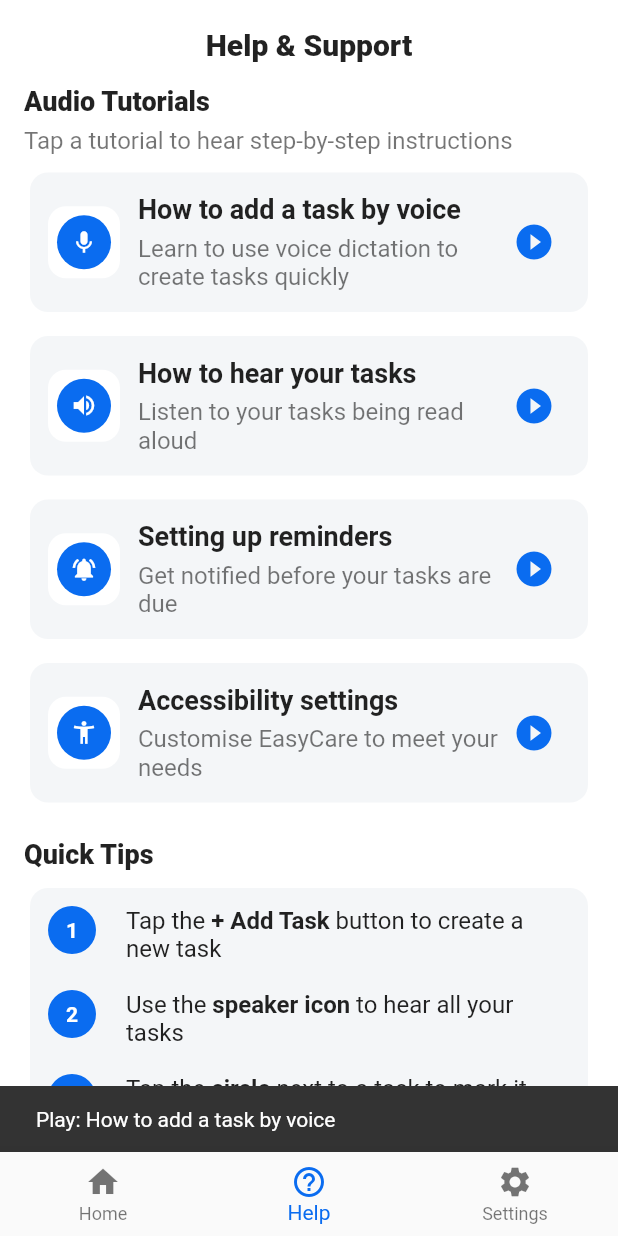
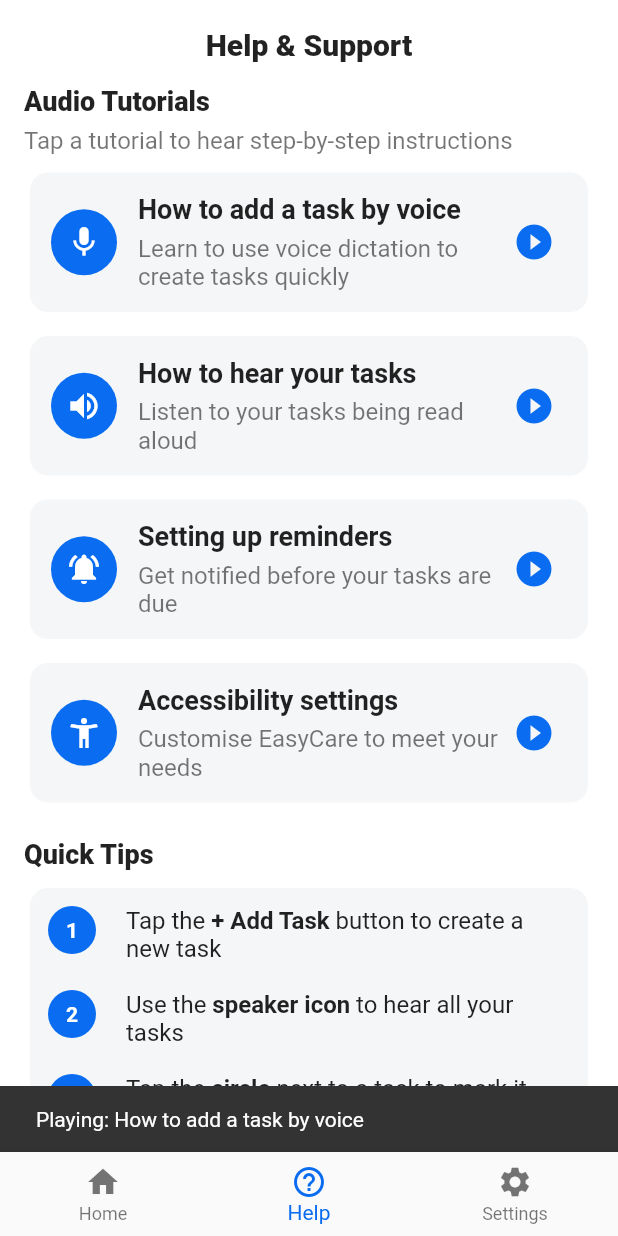
Before and after one commit to YangMin1022/easycare_to_do_app, a Flutter app: the TaskListHome screen opened directly, item 2 of the bottom bar chosen, after a tap on the "play circle filled" icon, on a phone screen of 412 x 824 dp. Run offline on Flutter 3.47's test engine with Material 3 defaults, Android fonts, the phone set to English and light mode, and no system bars; our stand-ins replace drift, flutter_local_notifications, flutter_timezone, flutter_tts, shared_preferences, speech_to_text and 1 more; accounts and stored records are empty; generated files the repository leaves out were written again.

Commit message:
feat(help): Integrate TTS audio tutorials and enlarge the icons

```diff
--- a/lib/help_screen.dart
+++ b/lib/help_screen.dart
@@ -1,5 +1,6 @@
 // lib/help_screen.dart
 import 'package:flutter/material.dart';
+import 'services/tts_service.dart';
 
 // Style constants used in the HelpScreen.
 const Color kPrimaryBlue = Color(0xFF0A6CF0);
@@ -38,24 +39,28 @@ class HelpScreen extends StatelessWidget {
                 icon: Icons.mic,
                 title: 'How to add a task by voice',
                 subtitle: 'Learn to use voice dictation to create tasks quickly',
+                spokenText: 'To add a task by voice, tap the Add Task button on the home screen. Then tap the microphone button and speak your task naturally. For example, say "Take medication at 8 AM". When you finish speaking, tap the microphone again to stop. You can edit the transcript before saving.',
               ),
               SizedBox(height: 8),
               _TutorialCard(
                 icon: Icons.volume_up,
                 title: 'How to hear your tasks',
                 subtitle: 'Listen to your tasks being read aloud',
+                spokenText: 'To hear your tasks read aloud, go to the home screen and tap the speaker button at the top right. All your pending tasks will be read out loud. You can adjust the voice speed and volume in Settings.',
               ),
               SizedBox(height: 8),
               _TutorialCard(
                 icon: Icons.notifications_active,
                 title: 'Setting up reminders',
                 subtitle: 'Get notified before your tasks are due',
+                spokenText: 'When adding or editing a task, you can set a reminder. Choose how many hours or days before the task you want to be notified. Make sure notifications are enabled in Settings.',
               ),
               SizedBox(height: 8),
               _TutorialCard(
                 icon: Icons.accessibility_new,
                 title: 'Accessibility settings',
                 subtitle: 'Customise EasyCare to meet your needs',
+                spokenText: 'In Settings, you can adjust font size, and control text-to-speech settings. All settings are designed to make EasyCare easier to use.',
               ),
               SizedBox(height: 20),
 
@@ -143,25 +148,44 @@ class _TutorialCard extends StatelessWidget {
   final IconData icon;
   final String title;
   final String subtitle;
+  final String spokenText;
 
   const _TutorialCard({
     required this.icon,
     required this.title,
     required this.subtitle,
+    required this.spokenText,
   });
 
   @override
   Widget build(BuildContext context) {
+    return ValueListenableBuilder<bool>(
+      valueListenable: TtsService().isSpeakingNotifier,
+      builder: (context, isSpeaking, child) {
+
+        // Helper function to handle the toggle logic
+        void handleTap() async {
+          if (isSpeaking) {
+            await TtsService().stop();
+            if (context.mounted) {
+              ScaffoldMessenger.of(context).hideCurrentSnackBar();
+              ScaffoldMessenger.of(context).showSnackBar(const SnackBar(content: Text('Audio stopped.')));
+            }
+          } else {
+            if (context.mounted) {
+              ScaffoldMessenger.of(context).hideCurrentSnackBar();
+              ScaffoldMessenger.of(context).showSnackBar(SnackBar(content: Text('Playing: $title')));
+            }
+            await TtsService().speak(spokenText);
+          }
+        }
         return Card(
           color: kSurfaceGrey,
           shape: RoundedRectangleBorder(borderRadius: BorderRadius.circular(12)),
           elevation: 0,
           child: InkWell(
             borderRadius: BorderRadius.circular(12),
-        onTap: () {
-          // placeholder: integrate audio playback
-          ScaffoldMessenger.of(context).showSnackBar(SnackBar(content: Text('Play: $title')));
-        },
+            onTap: handleTap,
             child: Padding(
               padding: const EdgeInsets.symmetric(horizontal: 12, vertical: 14),
               child: Row(
@@ -170,12 +194,12 @@ class _TutorialCard extends StatelessWidget {
                   Container(
                     width: 48,
                     height: 48,
-                decoration: BoxDecoration(color: Colors.white, borderRadius: BorderRadius.circular(12)),
+                    decoration: BoxDecoration(borderRadius: BorderRadius.circular(12)),
                     child: Center(
                       child: CircleAvatar(
-                    radius: 18,
+                        radius: 22,
                         backgroundColor: kPrimaryBlue,
-                    child: Icon(icon, color: Colors.white, size: 18),
+                        child: Icon(icon, color: Colors.white, size: 24),
                       ),
                     ),
                   ),
@@ -192,18 +216,18 @@ class _TutorialCard extends StatelessWidget {
 
                   // Play icon
                   IconButton(
-                onPressed: () {
-                  ScaffoldMessenger.of(context).showSnackBar(SnackBar(content: Text('Play: $title')));
-                },
-                icon: const Icon(Icons.play_circle_fill),
-                color: kPrimaryBlue,
+                    onPressed: handleTap,
+                    icon: Icon(isSpeaking ? Icons.stop_circle : Icons.play_circle_fill),
+                    color: isSpeaking ? Colors.red : kPrimaryBlue,
                     iconSize: 28,
-                tooltip: 'Play tutorial',
+                    tooltip: isSpeaking ? 'Stop tutorial' : 'Play tutorial',
                   ),
                 ],
               ),
             ),
           ),
+        );
+      },
     );
   }
 }
```
Lines whose indentation alone changed are shown as unchanged.
